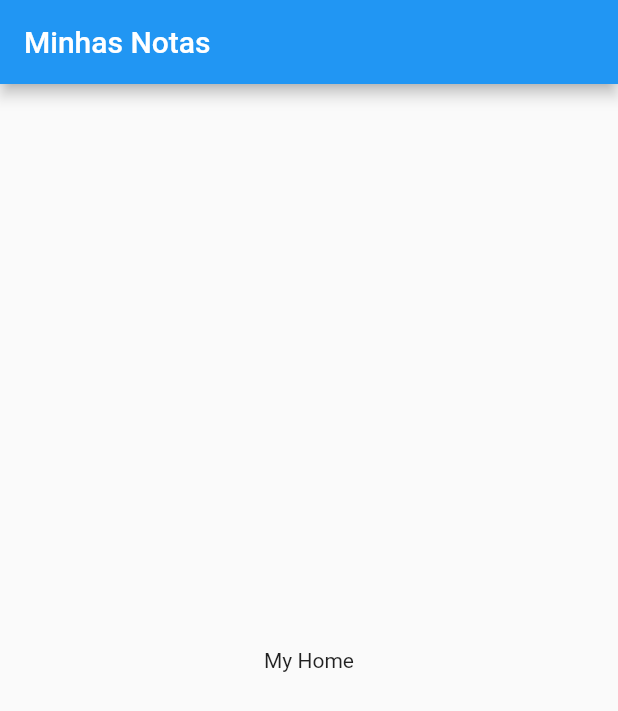
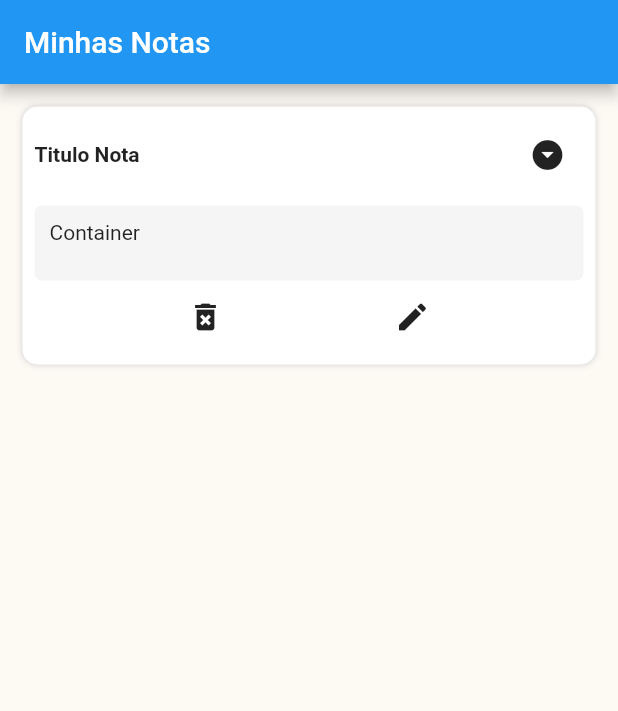
Before and after one commit to JonatasMSS/noteApp, a Flutter app: the screen it shows after launch, on a phone screen of 412 x 824 dp. Shown: the top 711 px of the screen. Run offline on Flutter 3.47's test engine with Material 2 defaults, Android fonts, the phone set to English and light mode, and no system bars; our stand-ins replace get.

Commit message:
Visual V.1.0

```diff
--- /dev/null
+++ b/lib/Components/Widgets/listItemWidget.dart
@@ -0,0 +1,85 @@
+// ignore_for_file: prefer_const_constructors
+
+import 'package:flutter/cupertino.dart';
+import 'package:flutter/material.dart';
+import 'package:flutter/src/widgets/container.dart';
+import 'package:flutter/src/widgets/framework.dart';
+
+class ListItemWidget extends StatefulWidget {
+  const ListItemWidget({super.key});
+
+  @override
+  State<ListItemWidget> createState() => _ListItemWidgetState();
+}
+
+class _ListItemWidgetState extends State<ListItemWidget> {
+  @override
+  Widget build(BuildContext context) {
+    return Container(
+      decoration: BoxDecoration(
+          color: Colors.white,
+          borderRadius: BorderRadius.circular(10),
+          boxShadow: const [
+            BoxShadow(
+              blurRadius: 3,
+              color: Color.fromARGB(255, 212, 211, 211),
+            )
+          ]),
+      margin: const EdgeInsets.all(15),
+      padding: const EdgeInsets.all(8),
+      constraints: const BoxConstraints(
+        minHeight: 100,
+        minWidth: double.infinity,
+      ),
+      child: Column(
+        crossAxisAlignment: CrossAxisAlignment.start,
+        mainAxisAlignment: MainAxisAlignment.spaceEvenly,
+        // ignore: sort_child_properties_last
+        children: [
+          Row(
+            mainAxisAlignment: MainAxisAlignment.spaceBetween,
+            children: [
+              Text(
+                "Titulo Nota",
+                style: TextStyle(
+                  fontWeight: FontWeight.bold,
+                ),
+              ),
+              IconButton(
+                icon: Icon(Icons.arrow_drop_down_circle),
+                onPressed: () => {},
+              )
+            ],
+          ),
+          const SizedBox(
+            height: 10,
+          ),
+          Container(
+            width: double.infinity,
+            padding: const EdgeInsets.all(10),
+            decoration: BoxDecoration(
+              color: Colors.grey.shade100,
+              borderRadius: BorderRadius.circular(5),
+            ),
+            height: 50,
+            child: Text("Container"),
+          ),
+          Row(
+            mainAxisAlignment: MainAxisAlignment.spaceEvenly,
+            children: [
+              IconButton(
+                onPressed: () => {},
+                icon: const Icon(Icons.delete_forever),
+              ),
+              IconButton(
+                onPressed: () => {},
+                icon: const Icon(Icons.edit),
+              )
+            ],
+          )
+        ],
+        mainAxisSize: MainAxisSize.min,
+      ),
+    );
+  }
+}
--- a/lib/pages/homePage/homePage.dart
+++ b/lib/pages/homePage/homePage.dart
@@ -1,6 +1,7 @@
 import 'package:flutter/material.dart';
 import 'package:flutter/src/widgets/container.dart';
 import 'package:flutter/src/widgets/framework.dart';
+import 'package:notesapp/Components/Widgets/listItemWidget.dart';
 
 class HomePage extends StatelessWidget {
   const HomePage({super.key});
@@ -8,12 +9,11 @@ class HomePage extends StatelessWidget {
   @override
   Widget build(BuildContext context) {
     return Scaffold(
+      backgroundColor: Color.fromARGB(255, 253, 250, 244),
       appBar: AppBar(
         title: Text("Minhas Notas"),
       ),
-      body: Center(
-        child: Text("My Home"),
-      ),
+      body: ListItemWidget(),
     );
   }
 }
```
